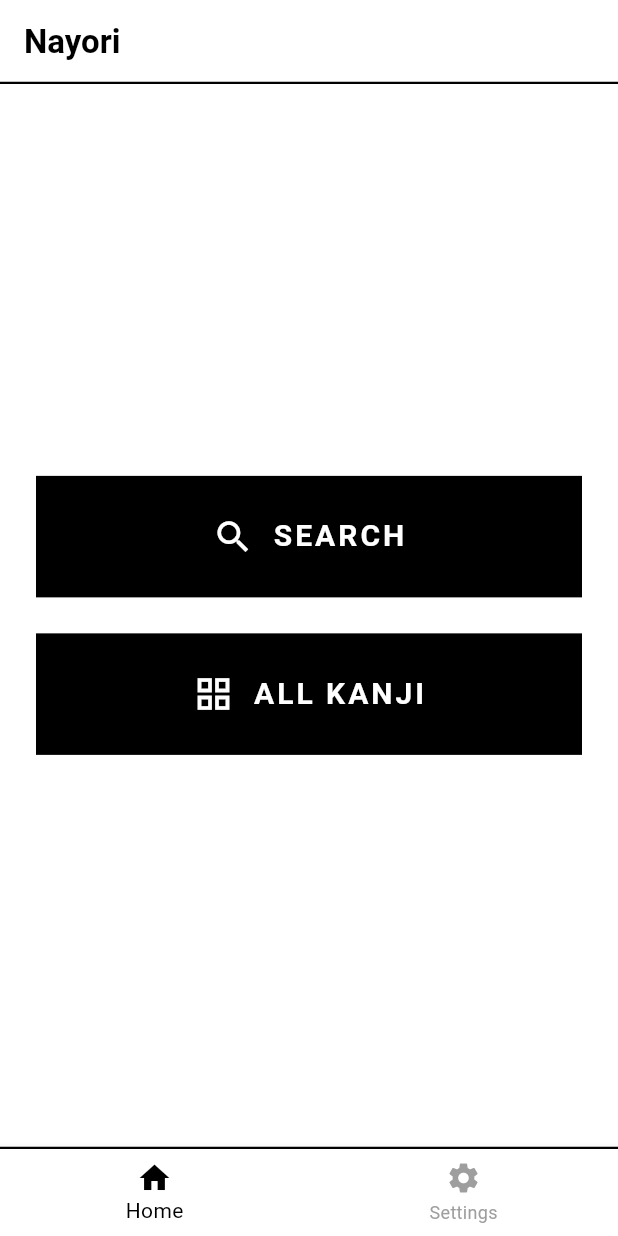
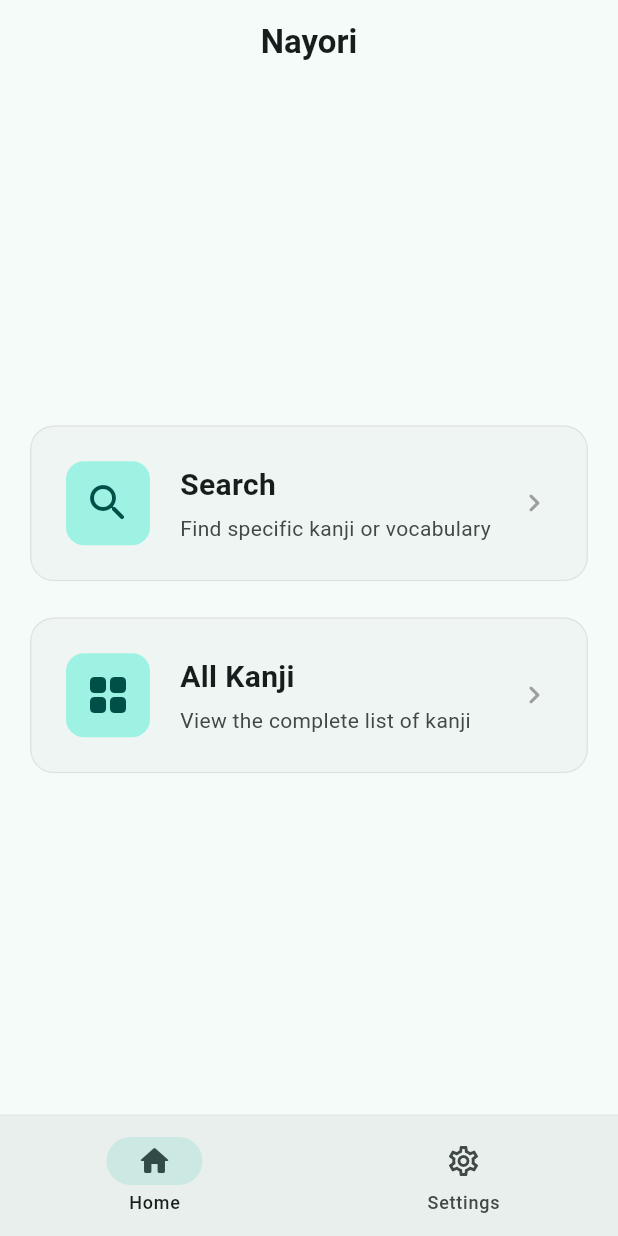
Before and after one commit to ahmadardani/nayori, a Flutter app: the screen it shows after launch, on a phone screen of 412 x 824 dp. Run offline on Flutter 3.47's test engine with Material 3 defaults, Android fonts, the phone set to English and light mode, and no system bars.

Commit message:
Enhance UI and theme management across the app with improved layouts and dark mode support

```diff
--- a/lib/main.dart
+++ b/lib/main.dart
@@ -1,5 +1,7 @@
 import 'package:flutter/material.dart';
 import 'screens/main_screen.dart';
+
+final ValueNotifier<ThemeMode> themeNotifier = ValueNotifier(ThemeMode.system);
 
 void main() {
   runApp(const NayoriApp());
@@ -10,47 +12,50 @@ class NayoriApp extends StatelessWidget {
 
   @override
   Widget build(BuildContext context) {
+    return ValueListenableBuilder<ThemeMode>(
+      valueListenable: themeNotifier,
+      builder: (_, ThemeMode currentMode, __) {
         return MaterialApp(
           title: 'Nayori',
           debugShowCheckedModeBanner: false,
           theme: ThemeData(
+            colorScheme: ColorScheme.fromSeed(
+              seedColor: Colors.teal,
               brightness: Brightness.light,
-        scaffoldBackgroundColor: Colors.white,
-        primaryColor: Colors.black,
-
+            ),
+            useMaterial3: true,
             appBarTheme: const AppBarTheme(
-          backgroundColor: Colors.white,
-          foregroundColor: Colors.black,
-          elevation: 0.0,
-          centerTitle: false,
-          shape: Border(bottom: BorderSide(color: Colors.black, width: 1.5)),
+              centerTitle: true,
+              elevation: 0,
+              scrolledUnderElevation: 2,
             ),
-
-        bottomNavigationBarTheme: const BottomNavigationBarThemeData(
-          backgroundColor: Colors.white,
-          selectedItemColor: Colors.black,
-          unselectedItemColor: Colors.grey,
-          elevation: 8.0,
-          type: BottomNavigationBarType.fixed,
-        ),
-
-        // Perbaikan ada di baris ini: CardTheme diubah menjadi CardThemeData
-        cardTheme: const CardThemeData(
-          shape: RoundedRectangleBorder(borderRadius: BorderRadius.zero),
-          elevation: 0.0,
-          margin: EdgeInsets.zero,
-        ),
-
-        dialogTheme: const DialogThemeData(
-          shape: RoundedRectangleBorder(borderRadius: BorderRadius.zero),
-        ),
-
-        bottomSheetTheme: const BottomSheetThemeData(
-          shape: RoundedRectangleBorder(borderRadius: BorderRadius.zero),
-          backgroundColor: Colors.white,
+            cardTheme: CardThemeData(
+              elevation: 0,
+              shape: RoundedRectangleBorder(
+                borderRadius: BorderRadius.circular(16),
+                side: BorderSide(color: Colors.grey.withOpacity(0.2)),
               ),
             ),
+          ),
+          darkTheme: ThemeData(
+            colorScheme: ColorScheme.fromSeed(
+              seedColor: Colors.teal,
+              brightness: Brightness.dark,
+            ),
+            useMaterial3: true,
+            appBarTheme: const AppBarTheme(centerTitle: true, elevation: 0),
+            cardTheme: CardThemeData(
+              elevation: 0,
+              shape: RoundedRectangleBorder(
+                borderRadius: BorderRadius.circular(16),
+                side: BorderSide(color: Colors.grey.withOpacity(0.2)),
+              ),
+            ),
+          ),
+          themeMode: currentMode,
           home: const MainScreen(),
+        );
+      },
     );
   }
 }
--- a/lib/screens/home_screen.dart
+++ b/lib/screens/home_screen.dart
@@ -8,55 +8,69 @@ class HomeScreen extends StatelessWidget {
   @override
   Widget build(BuildContext context) {
     return Scaffold(
-      appBar: AppBar(title: const Text('Nayori', style: TextStyle(fontWeight: FontWeight.bold))),
-      body: Center(
-        child: Padding(
-          padding: const EdgeInsets.all(24.0),
+      appBar: AppBar(
+        title: const Text('Nayori', style: TextStyle(fontWeight: FontWeight.w600)),
+      ),
+      body: Padding(
+        padding: const EdgeInsets.all(16.0),
         child: Column(
           mainAxisAlignment: MainAxisAlignment.center,
           crossAxisAlignment: CrossAxisAlignment.stretch,
           children: [
-              _buildSquareButton(
+            _buildMenuCard(
               context,
               'Search',
-                Icons.search,
+              'Find specific kanji or vocabulary',
+              Icons.search_rounded,
               () => Navigator.push(context, MaterialPageRoute(builder: (_) => const SearchScreen()))
             ),
-              const SizedBox(height: 24),
-              _buildSquareButton(
+            const SizedBox(height: 16),
+            _buildMenuCard(
               context,
               'All Kanji',
-                Icons.grid_view,
+              'View the complete list of kanji',
+              Icons.grid_view_rounded,
               () => Navigator.push(context, MaterialPageRoute(builder: (_) => const AllKanjiScreen()))
             ),
+          ],
+        ),
+      ),
+    );
+  }
+
+  Widget _buildMenuCard(BuildContext context, String title, String subtitle, IconData icon, VoidCallback onTap) {
+    return Card(
+      clipBehavior: Clip.antiAlias,
+      child: InkWell(
+        onTap: onTap,
+        child: Padding(
+          padding: const EdgeInsets.all(24.0),
+          child: Row(
+            children: [
+              Container(
+                padding: const EdgeInsets.all(12),
+                decoration: BoxDecoration(
+                  color: Theme.of(context).colorScheme.primaryContainer,
+                  borderRadius: BorderRadius.circular(12),
+                ),
+                child: Icon(icon, size: 32, color: Theme.of(context).colorScheme.onPrimaryContainer),
+              ),
+              const SizedBox(width: 20),
+              Expanded(
+                child: Column(
+                  crossAxisAlignment: CrossAxisAlignment.start,
+                  children: [
+                    Text(title, style: const TextStyle(fontSize: 20, fontWeight: FontWeight.bold)),
+                    const SizedBox(height: 4),
+                    Text(subtitle, style: TextStyle(color: Theme.of(context).colorScheme.onSurfaceVariant)),
+                  ],
+                ),
+              ),
+              const Icon(Icons.chevron_right_rounded, color: Colors.grey),
             ],
           ),
         ),
       ),
     );
   }
-
-  Widget _buildSquareButton(BuildContext context, String title, IconData icon, VoidCallback onPressed) {
-    return InkWell(
-      onTap: onPressed,
-      child: Container(
-        padding: const EdgeInsets.symmetric(vertical: 24),
-        decoration: BoxDecoration(
-          color: Colors.black,
-          border: Border.all(color: Colors.black, width: 2),
-        ),
-        child: Row(
-          mainAxisAlignment: MainAxisAlignment.center,
-          children: [
-            Icon(icon, size: 28, color: Colors.white),
-            const SizedBox(width: 12),
-            Text(
-              title.toUpperCase(),
-              style: const TextStyle(fontSize: 20, fontWeight: FontWeight.bold, color: Colors.white, letterSpacing: 2)
-            ),
-          ],
-        ),
-      ),
-    );
 }
-}
--- a/lib/screens/main_screen.dart
+++ b/lib/screens/main_screen.dart
@@ -21,15 +21,15 @@ class _MainScreenState extends State<MainScreen> {
     return Scaffold(
       body: _screens[_currentIndex],
       bottomNavigationBar: Container(
-        decoration: const BoxDecoration(
-          border: Border(top: BorderSide(color: Colors.black, width: 1.5)),
+        decoration: BoxDecoration(
+          border: Border(top: BorderSide(color: Colors.grey.withOpacity(0.2), width: 1)),
         ),
-        child: BottomNavigationBar(
-          currentIndex: _currentIndex,
-          onTap: (index) => setState(() => _currentIndex = index),
-          items: const [
-            BottomNavigationBarItem(icon: Icon(Icons.home), label: 'Home'),
-            BottomNavigationBarItem(icon: Icon(Icons.settings), label: 'Settings'),
+        child: NavigationBar(
+          selectedIndex: _currentIndex,
+          onDestinationSelected: (index) => setState(() => _currentIndex = index),
+          destinations: const [
+            NavigationDestination(icon: Icon(Icons.home_outlined), selectedIcon: Icon(Icons.home_rounded), label: 'Home'),
+            NavigationDestination(icon: Icon(Icons.settings_outlined), selectedIcon: Icon(Icons.settings_rounded), label: 'Settings'),
           ],
         ),
       ),
```
Also changed, not shown: lib/screens/all_kanji_screen.dart (+11 -9 lines), lib/screens/kanji_detail_screen.dart (+32 -25 lines), lib/screens/search_screen.dart (+62 -37 lines), lib/screens/settings_screen.dart (+35 -40 lines). Lines whose indentation alone changed are shown as unchanged.
